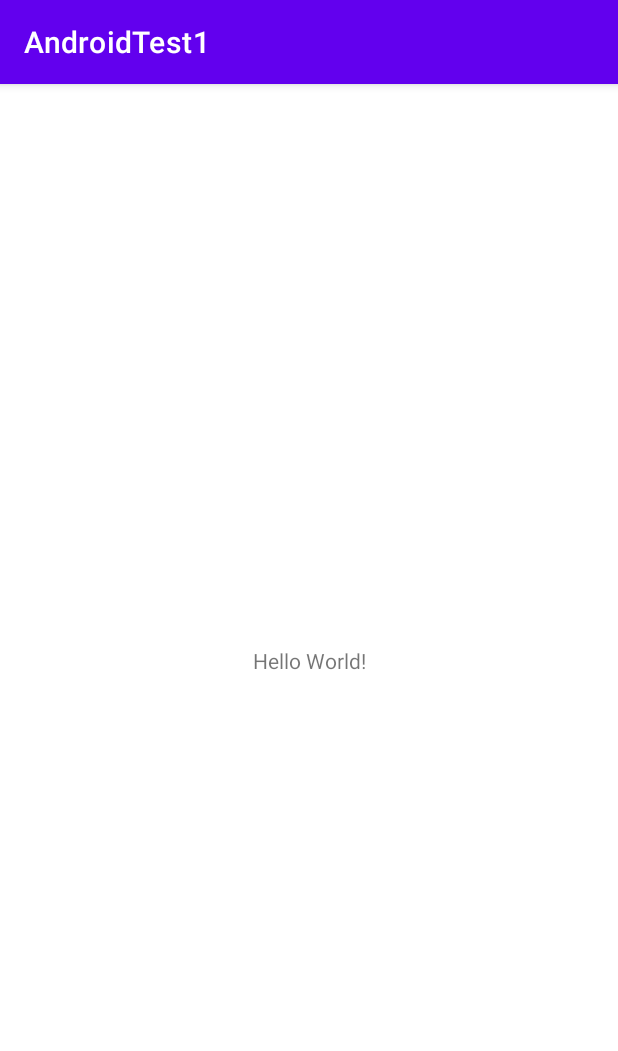
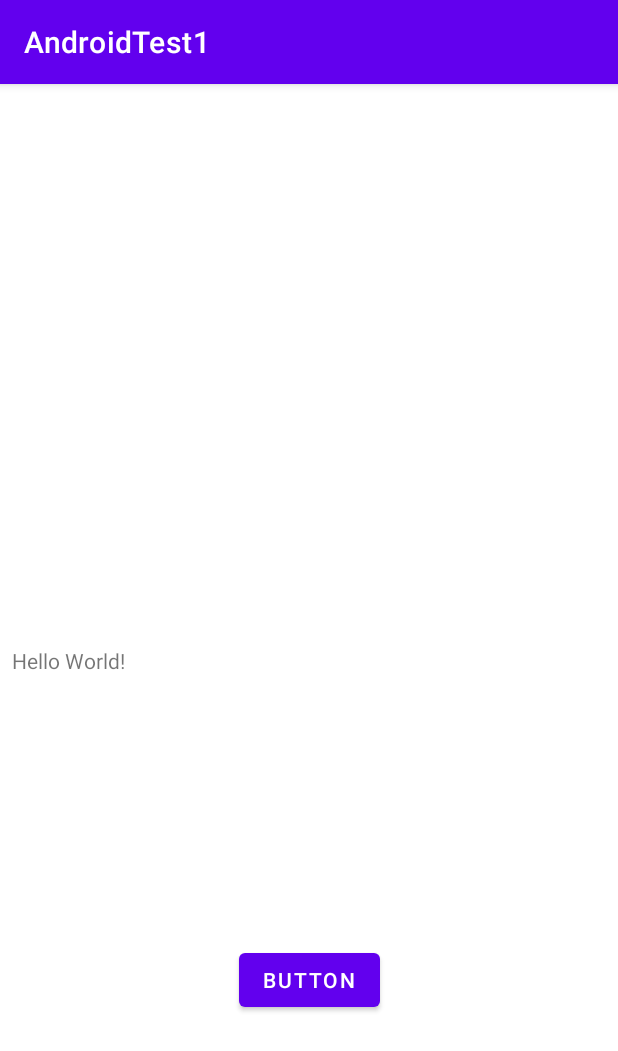
Before and after one commit to poldi171254/AndroidTest1, an Android app: the screen it shows after launch (MainActivity), on a phone screen of 412 x 824 dp. Shown: the top 1051 px of the screen. Run offline under Robolectric (Android 15) with nearby library versions, the phone set to English and light mode, and no system bars.

Commit message:
Added a button

```diff
--- a/app/src/main/res/layout/activity_main.xml
+++ b/app/src/main/res/layout/activity_main.xml
@@ -7,12 +7,27 @@
     tools:context=".MainActivity">
 
     <TextView
-        android:layout_width="wrap_content"
+        android:id="@+id/textView"
+        android:layout_width="0dp"
         android:layout_height="wrap_content"
+        android:layout_marginLeft="8dp"
+        android:layout_marginRight="8dp"
         android:text="Hello World!"
         app:layout_constraintBottom_toBottomOf="parent"
         app:layout_constraintLeft_toLeftOf="parent"
         app:layout_constraintRight_toRightOf="parent"
         app:layout_constraintTop_toTopOf="parent" />
 
+    <Button
+        android:id="@+id/button"
+        android:layout_width="wrap_content"
+        android:layout_height="wrap_content"
+        android:layout_marginTop="40dp"
+        android:layout_marginBottom="8dp"
+        android:text="Button"
+        app:layout_constraintBottom_toBottomOf="parent"
+        app:layout_constraintEnd_toEndOf="parent"
+        app:layout_constraintStart_toStartOf="parent"
+        app:layout_constraintTop_toBottomOf="@+id/textView" />
+
 </androidx.constraintlayout.widget.ConstraintLayout>
```
